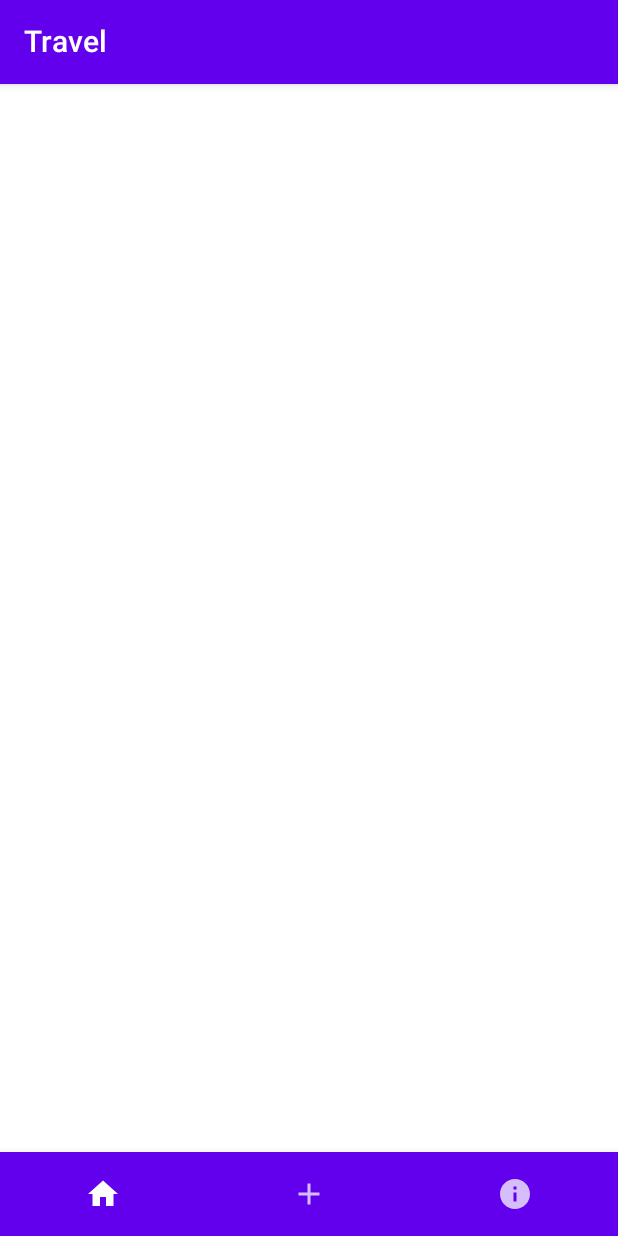
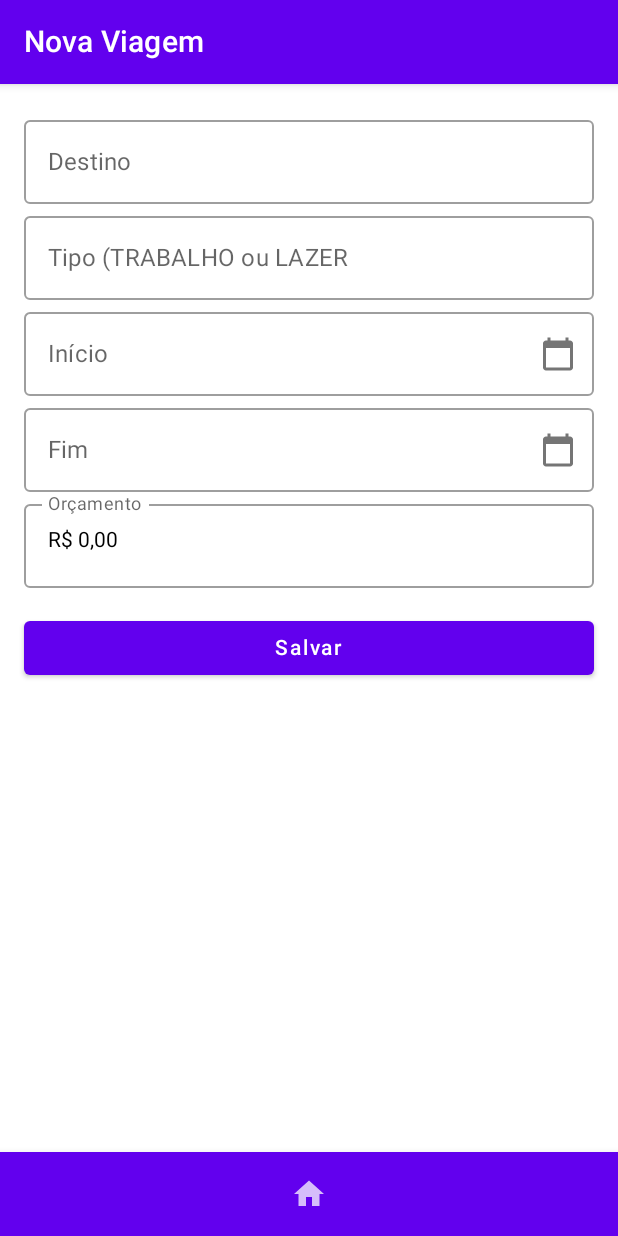
Before and after one commit to pedrojanke/Gerenciamento-de-Viagem, an Android app built with Jetpack Compose: the HomeScreen screen opened through its navigation route, item 2 of the bottom bar chosen, on a phone screen of 412 x 824 dp. Run offline under Robolectric (Android 15) with nearby library versions, the phone set to English and light mode, and no system bars; our stand-ins replace Room's generated code.

Commit message:
Implementado para add nova viagem

```diff
--- a/app/src/main/java/com/example/gerenciamentodeviagem/ui/navigation/AppNavigation.kt
+++ b/app/src/main/java/com/example/gerenciamentodeviagem/ui/navigation/AppNavigation.kt
@@ -6,6 +6,7 @@ import androidx.navigation.compose.NavHost
 import androidx.navigation.compose.composable
 import com.example.gerenciamentodeviagem.ui.screens.HomeScreen
 import com.example.gerenciamentodeviagem.ui.screens.LoginScreen
+import com.example.gerenciamentodeviagem.ui.screens.NewTravelScreen
 import com.example.gerenciamentodeviagem.ui.screens.RegisterScreen
 import com.example.gerenciamentodeviagem.viewmodel.UserViewModel
 import com.example.gerenciamentodeviagem.viewmodel.TravelViewModel
@@ -19,5 +20,6 @@ fun AppNavigation(navController: NavHostController,
         composable("login") { LoginScreen(navController, userViewModel) }
         composable("register") { RegisterScreen(navController, userViewModel) }
         composable("home") { HomeScreen(navController, travelViewModel) }
+        composable("new_travel") { NewTravelScreen(navController, travelViewModel) }
     }
 }
--- a/app/src/main/java/com/example/gerenciamentodeviagem/ui/screens/HomeScreen.kt
+++ b/app/src/main/java/com/example/gerenciamentodeviagem/ui/screens/HomeScreen.kt
@@ -30,7 +30,7 @@ fun HomeScreen(navController: NavController, viewModel: TravelViewModel) {
         bottomBar = {
             BottomNavigation {
                 BottomNavigationItem(selected = true, onClick = {}, icon = { Icon(Icons.Default.Home, contentDescription = "Home") })
-                BottomNavigationItem(selected = false, onClick = { navController.navigate("new_travel") }, icon = { Icon(Icons.Default.Add, contentDescription = "New Travel") })
+                BottomNavigationItem(selected = false, onClick = { navController.navigate("new_travel") }, icon = { Icon(Icons.Default.Add, contentDescription = "Nova Viagem") })
                 BottomNavigationItem(selected = false, onClick = {}, icon = { Icon(Icons.Default.Info, contentDescription = "About") })
             }
         }
--- /dev/null
+++ b/app/src/main/java/com/example/gerenciamentodeviagem/ui/screens/NewTravelScreen.kt
@@ -0,0 +1,175 @@
+package com.example.gerenciamentodeviagem.ui.screens
+
+import android.app.DatePickerDialog
+import androidx.compose.foundation.clickable
+import androidx.compose.foundation.layout.*
+import androidx.compose.foundation.text.KeyboardActions
+import androidx.compose.foundation.text.KeyboardOptions
+import androidx.compose.material.*
+import androidx.compose.material.icons.Icons
+import androidx.compose.material.icons.filled.CalendarToday
+import androidx.compose.material.icons.filled.Home
+import androidx.compose.runtime.*
+import androidx.compose.ui.Modifier
+import androidx.compose.ui.platform.LocalContext
+import androidx.compose.ui.text.input.ImeAction
+import androidx.compose.ui.text.input.KeyboardType
+import androidx.compose.ui.unit.dp
+import androidx.navigation.NavController
+import com.example.gerenciamentodeviagem.data.models.Travel
+import com.example.gerenciamentodeviagem.data.models.TravelType
+import com.example.gerenciamentodeviagem.viewmodel.TravelViewModel
+import java.text.NumberFormat
+import java.text.SimpleDateFormat
+import java.util.*
+
+@Composable
+fun NewTravelScreen(navController: NavController, viewModel: TravelViewModel) {
+    var destination by remember { mutableStateOf("") }
+    var travelType by remember { mutableStateOf("") }
+    var startDate by remember { mutableStateOf("") }
+    var endDate by remember { mutableStateOf("") }
+    var budget by remember { mutableStateOf("") }
+
+    val formatter = SimpleDateFormat("dd/MM/yyyy", Locale.getDefault())
+    val context = LocalContext.current
+    val calendar = Calendar.getInstance()
+
+    fun showDatePicker(onDateSelected: (String) -> Unit) {
+        DatePickerDialog(
+            context,
+            { _, year, month, dayOfMonth ->
+                val selectedDate = Calendar.getInstance()
+                selectedDate.set(year, month, dayOfMonth)
+                onDateSelected(formatter.format(selectedDate.time))
+            },
+            calendar.get(Calendar.YEAR),
+            calendar.get(Calendar.MONTH),
+            calendar.get(Calendar.DAY_OF_MONTH)
+        ).show()
+    }
+
+    Scaffold(
+        topBar = { TopAppBar(title = { Text("Nova Viagem") }) },
+        bottomBar = {
+            BottomNavigation {
+                BottomNavigationItem(selected = false, onClick = { navController.navigate("home") }, icon = { Icon(Icons.Default.Home, contentDescription = "Home") })
+            }
+        }
+    ) { padding ->
+        Column(modifier = Modifier
+            .padding(padding)
+            .padding(16.dp)) {
+
+            // Destino
+            OutlinedTextField(
+                value = destination,
+                onValueChange = { destination = it },
+                label = { Text("Destino") },
+                modifier = Modifier.fillMaxWidth()
+            )
+
+            // Tipo de viagem
+            OutlinedTextField(
+                value = travelType,
+                onValueChange = { travelType = it },
+                label = { Text("Tipo (TRABALHO ou LAZER") },
+                modifier = Modifier.fillMaxWidth()
+            )
+
+            // Data início
+            OutlinedTextField(
+                value = startDate,
+                onValueChange = {},
+                label = { Text("Início") },
+                modifier = Modifier
+                    .fillMaxWidth()
+                    .clickable { showDatePicker { startDate = it } },
+                trailingIcon = {
+                    Icon(
+                        imageVector = Icons.Default.CalendarToday,
+                        contentDescription = "Selecionar data",
+                        modifier = Modifier.clickable { showDatePicker { startDate = it } }
+                    )
+                },
+                readOnly = true
+            )
+
+            // Data fim
+            OutlinedTextField(
+                value = endDate,
+                onValueChange = {},
+                label = { Text("Fim") },
+                modifier = Modifier
+                    .fillMaxWidth()
+                    .clickable { showDatePicker { endDate = it } },
+                trailingIcon = {
+                    Icon(
+                        imageVector = Icons.Default.CalendarToday,
+                        contentDescription = "Selecionar data",
+                        modifier = Modifier.clickable { showDatePicker { endDate = it } }
+                    )
+                },
+                readOnly = true
+            )
+
+            // Orçamento
+            CurrencyTextField(
+                label = "Orçamento",
+                value = budget,
+                onValueChange = { budget = it }
+            )
+
+            Spacer(modifier = Modifier.height(16.dp))
+
+            // Botão Salvar
+            Button(
+                onClick = {
+                    if (destination.isNotEmpty() && startDate.isNotEmpty() && budget.isNotEmpty()) {
+                        val start = formatter.parse(startDate)
+                        val end = if (endDate.isNotEmpty()) formatter.parse(endDate) else null
+                        val newTravel = Travel(
+                            id = 0,
+                            destination = destination,
+                            type = if (travelType.uppercase() == "TRABALHO") TravelType.BUSINESS else TravelType.LEISURE,
+                            startDate = start,
+                            endDate = end,
+                            budget = budget.replace("[^\\d,]".toRegex(), "").replace(",", ".").toDouble()
+                        )
+                        viewModel.addTravel(newTravel)
+                        navController.navigate("home")
+                    }
+                },
+                modifier = Modifier.fillMaxWidth()
+            ) {
+                Text("Salvar")
+            }
+        }
+    }
+}
+
+@Composable
+fun CurrencyTextField(label: String, value: String, onValueChange: (String) -> Unit) {
+    var rawValue by remember { mutableStateOf(0L) }
+    val numberFormat = NumberFormat.getCurrencyInstance(Locale("pt", "BR"))
+
+    OutlinedTextField(
+        value = numberFormat.format(rawValue / 100.0),
+        onValueChange = { newValue ->
+            val cleanString = newValue.replace("[^\\d]".toRegex(), "")
+            if (cleanString.isNotEmpty()) {
+                rawValue = cleanString.toLong()
+                onValueChange(cleanString)
+            }
+        },
+        label = { Text(label) },
+        keyboardOptions = KeyboardOptions.Default.copy(
+            imeAction = ImeAction.Done,
+            keyboardType = KeyboardType.Number
+        ),
+        keyboardActions = KeyboardActions(
+            onDone = {}
+        ),
+        modifier = Modifier.fillMaxWidth()
+    )
+}
```
